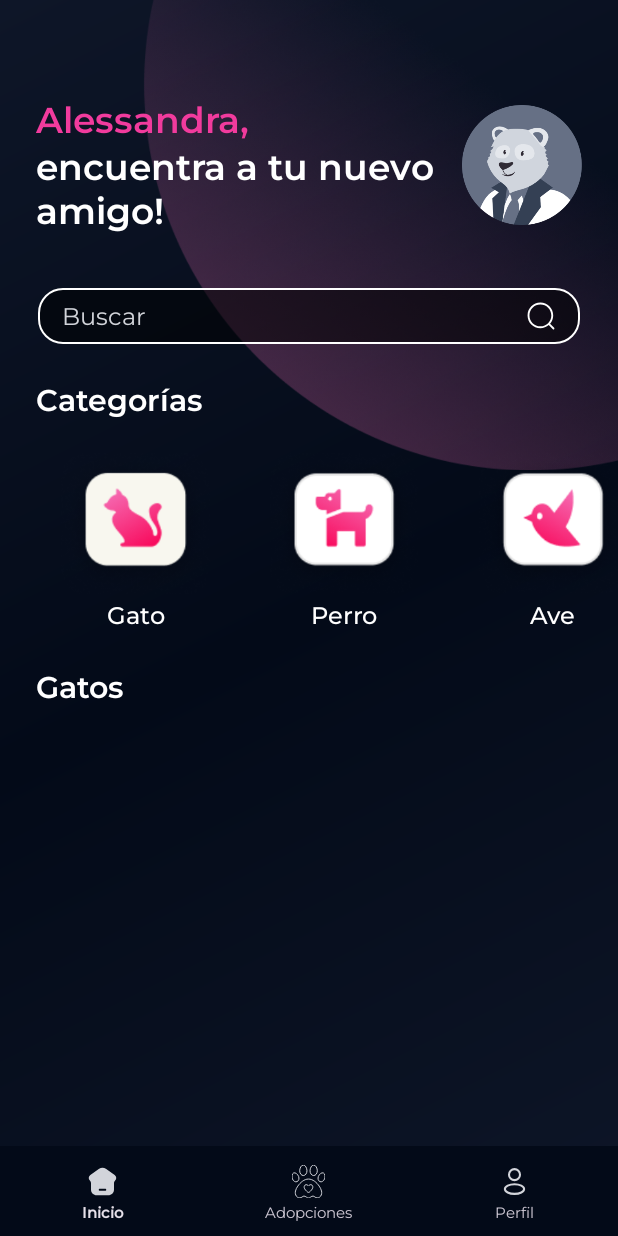
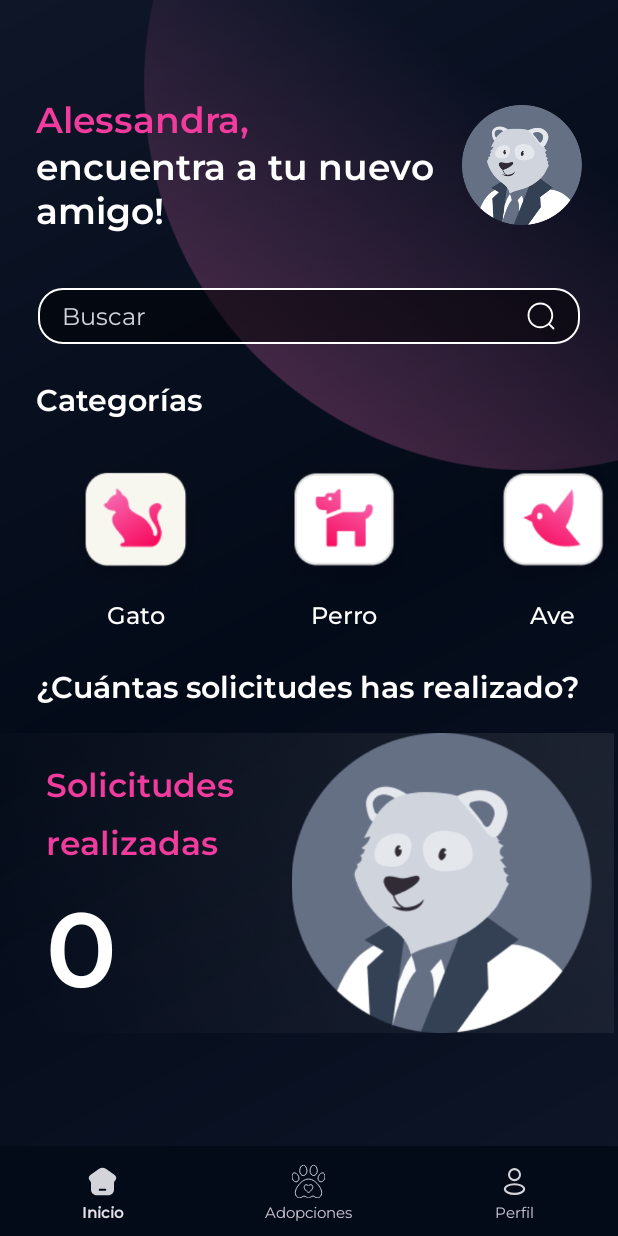
Before and after one commit to AlessaZ/BeMyHome, an Android app: the AdoptanteHomeActivity screen opened directly, with no data from a screen before it, on a phone screen of 412 x 824 dp. Run offline under Robolectric (Android 15) with nearby library versions, the phone set to English and light mode, and no system bars; our stand-ins replace Firebase (no records; nobody signed in at launch, a user with empty details on screens opened directly); 4 statements that could not run were skipped.

Commit message:
ajustes2

```diff
--- a/app/src/main/java/com/pucp/bemyhome/Adoptante/AdoptanteHomeActivity.java
+++ b/app/src/main/java/com/pucp/bemyhome/Adoptante/AdoptanteHomeActivity.java
@@ -21,8 +21,15 @@ import androidx.recyclerview.widget.LinearLayoutManager;
 import androidx.recyclerview.widget.RecyclerView;
 
 import com.bumptech.glide.Glide;
+import com.google.android.gms.tasks.OnSuccessListener;
 import com.google.android.material.bottomnavigation.BottomNavigationView;
+import com.google.android.material.imageview.ShapeableImageView;
 import com.google.android.material.navigation.NavigationBarView;
+import com.google.firebase.auth.FirebaseAuth;
+import com.google.firebase.auth.FirebaseUser;
+import com.google.firebase.firestore.AggregateQuerySnapshot;
+import com.google.firebase.firestore.AggregateSource;
+import com.google.firebase.firestore.FirebaseFirestore;
 import com.google.gson.Gson;
 import com.pucp.bemyhome.Adapters.ImageSelectorKindPetAdapter;
 import com.pucp.bemyhome.Details.ImageSelectorKindPetMargin;
@@ -45,6 +52,8 @@ public class AdoptanteHomeActivity extends AppCompatActivity {
     TextView tvNombre;
     ImageView ivPfp;
     EditText etSearch;
+    TextView tvSolicitudes;
+    ShapeableImageView ivFotitoAdopt;
 
     private Handler handler = new Handler(Looper.getMainLooper());
     private final long DELAY = 900;
@@ -73,6 +82,8 @@ public class AdoptanteHomeActivity extends AppCompatActivity {
         tvNombre = findViewById(R.id.tvAdopHomeNombre);
         etSearch = findViewById(R.id.etAdopHomeSearch);
         ivPfp = findViewById(R.id.ivAdopHomePfp);
+        tvSolicitudes = findViewById(R.id.tvAdoptHomeCantSolis);
+        ivFotitoAdopt = findViewById(R.id.ivAdoptHomeFotitoAdop);
 
         etSearch.addTextChangedListener(new TextWatcher() {
             @Override
@@ -94,6 +105,15 @@ public class AdoptanteHomeActivity extends AppCompatActivity {
         SharedPreferences sharedPreferences = getSharedPreferences("Settings", Context.MODE_PRIVATE);
         Gson gson = new Gson();
         User user = gson.fromJson(sharedPreferences.getString("user",""), User.class);
+
+        FirebaseUser userG = FirebaseAuth.getInstance().getCurrentUser();
+        Glide.with(this).load(user.getAvatarUrl()).placeholder(R.drawable.avatar_placeholder).into(ivFotitoAdopt);
+        FirebaseFirestore.getInstance().collection("solicitudes").whereEqualTo("adoptanteUser.uid", userG.getUid()).count().get(AggregateSource.SERVER).addOnSuccessListener(new OnSuccessListener<AggregateQuerySnapshot>() {
+            @Override
+            public void onSuccess(AggregateQuerySnapshot aggregateQuerySnapshot) {
+                tvSolicitudes.setText(aggregateQuerySnapshot.getCount() + "");
+            }
+        });
 
         tvNombre.setText(user.getNombre());
         Glide.with(this).load(user.getAvatarUrl()).placeholder(R.drawable.avatar_placeholder).into(ivPfp);
--- a/app/src/main/res/layout/activity_adoptante_busquedas.xml
+++ b/app/src/main/res/layout/activity_adoptante_busquedas.xml
@@ -32,6 +32,7 @@
                 android:layout_height="36dp"
                 android:layout_marginEnd="12dp"
                 android:background="?actionBarItemBackground"
+                android:onClick="backButton"
                 android:scaleType="center"
                 android:src="@drawable/button_back" />
 
--- a/app/src/main/res/layout/activity_adoptante_home.xml
+++ b/app/src/main/res/layout/activity_adoptante_home.xml
@@ -119,10 +119,81 @@
             android:layout_height="wrap_content"
             android:layout_marginHorizontal="24dp"
             android:layout_marginTop="24dp"
-            android:text="Gatos"
+            android:text="¿Cuántas solicitudes has realizado?"
             app:layout_constraintEnd_toEndOf="parent"
             app:layout_constraintStart_toStartOf="parent"
             app:layout_constraintTop_toBottomOf="@+id/rvAdopHomeCategories" />
 
+        <RelativeLayout
+            android:id="@+id/rlAsistenteHomeEmpleadosMes"
+            android:layout_width="match_parent"
+            android:layout_height="200dp"
+            android:layout_marginTop="18dp"
+            android:src="@drawable/rectangle_gradient_home"
+            app:layout_constraintEnd_toEndOf="parent"
+            app:layout_constraintStart_toStartOf="parent"
+            app:layout_constraintTop_toBottomOf="@+id/tvAdopHomeCategoria">
+
+            <ImageView
+                android:layout_width="match_parent"
+                android:layout_height="match_parent"
+                android:scaleType="fitStart"
+                android:src="@drawable/rectangle_gradient_home" />
+
+            <LinearLayout
+                android:layout_width="wrap_content"
+                android:layout_height="match_parent"
+                android:orientation="horizontal"
+                android:gravity="center">
+
+                <LinearLayout
+                    android:layout_width="wrap_content"
+                    android:layout_height="match_parent"
+                    android:layout_marginHorizontal="15dp"
+                    android:orientation="vertical">
+
+                    <TextView
+                        android:id="@+id/tvAsistenteHomeNombreEmp"
+                        style="@style/PinkSemiBoldSubtitle"
+                        android:layout_width="wrap_content"
+                        android:layout_height="wrap_content"
+                        android:layout_marginHorizontal="15dp"
+                        android:layout_marginTop="20dp"
+                        android:text="Solicitudes"
+                        android:textSize="22dp" />
+
+                    <TextView
+                        style="@style/PinkSemiBoldSubtitle"
+                        android:layout_width="wrap_content"
+                        android:layout_height="wrap_content"
+                        android:layout_marginHorizontal="15dp"
+                        android:layout_marginTop="10dp"
+                        android:text="realizadas"
+                        android:textSize="22dp" />
+
+                    <TextView
+                        android:id="@+id/tvAdoptHomeCantSolis"
+                        style="@style/WhiteSemiBoldSubtitle"
+                        android:layout_width="wrap_content"
+                        android:layout_height="wrap_content"
+                        android:layout_marginHorizontal="15dp"
+                        android:layout_marginTop="10dp"
+                        android:text="0"
+                        android:textSize="70dp" />
+
+                </LinearLayout>
+
+                <com.google.android.material.imageview.ShapeableImageView
+                    android:id="@+id/ivAdoptHomeFotitoAdop"
+                    android:scaleType="fitCenter"
+                    android:layout_width="wrap_content"
+                    android:layout_height="wrap_content"
+                    android:layout_marginEnd="10dp"
+                    android:src="@drawable/avatar_placeholder">
+                </com.google.android.material.imageview.ShapeableImageView>
+            </LinearLayout>
+
+        </RelativeLayout>
+
     </androidx.constraintlayout.widget.ConstraintLayout>
 </RelativeLayout>
--- a/app/src/main/res/layout/activity_adoptante_solicitudes.xml
+++ b/app/src/main/res/layout/activity_adoptante_solicitudes.xml
@@ -102,14 +102,14 @@
                     android:layout_height="wrap_content"
                     android:layout_marginBottom="4dp"
                     android:text="Historial de solicitudes"
-                    android:textSize="18dp" />
+                    android:textSize="20dp" />
 
                 <TextView
                     style="@style/WhiteMedium12"
                     android:layout_width="match_parent"
                     android:layout_height="wrap_content"
                     android:text="Revisa todas las solicitudes que has realizado"
-                    android:textSize="14dp" />
+                    android:textSize="16dp" />
             </LinearLayout>
 
             <ImageView
@@ -153,14 +153,14 @@
                     android:layout_height="wrap_content"
                     android:layout_marginBottom="4dp"
                     android:text="Pendientes de aprobación"
-                    android:textSize="18dp" />
+                    android:textSize="20dp" />
 
                 <TextView
                     style="@style/WhiteMedium12"
                     android:layout_width="match_parent"
                     android:layout_height="wrap_content"
                     android:text="Revisa las solicitudes que están esperando una respuesta"
-                    android:textSize="14dp" />
+                    android:textSize="16dp" />
             </LinearLayout>
 
             <ImageView
@@ -204,14 +204,14 @@
                     android:layout_height="wrap_content"
                     android:layout_marginBottom="4dp"
                     android:text="Solicitudes finalizadas"
-                    android:textSize="18dp" />
+                    android:textSize="20dp" />
 
                 <TextView
                     style="@style/WhiteMedium12"
                     android:layout_width="match_parent"
                     android:layout_height="wrap_content"
                     android:text="Revisa todas las solicitudes que han sido respondidas"
-                    android:textSize="14dp" />
+                    android:textSize="16dp" />
             </LinearLayout>
 
             <ImageView
```
